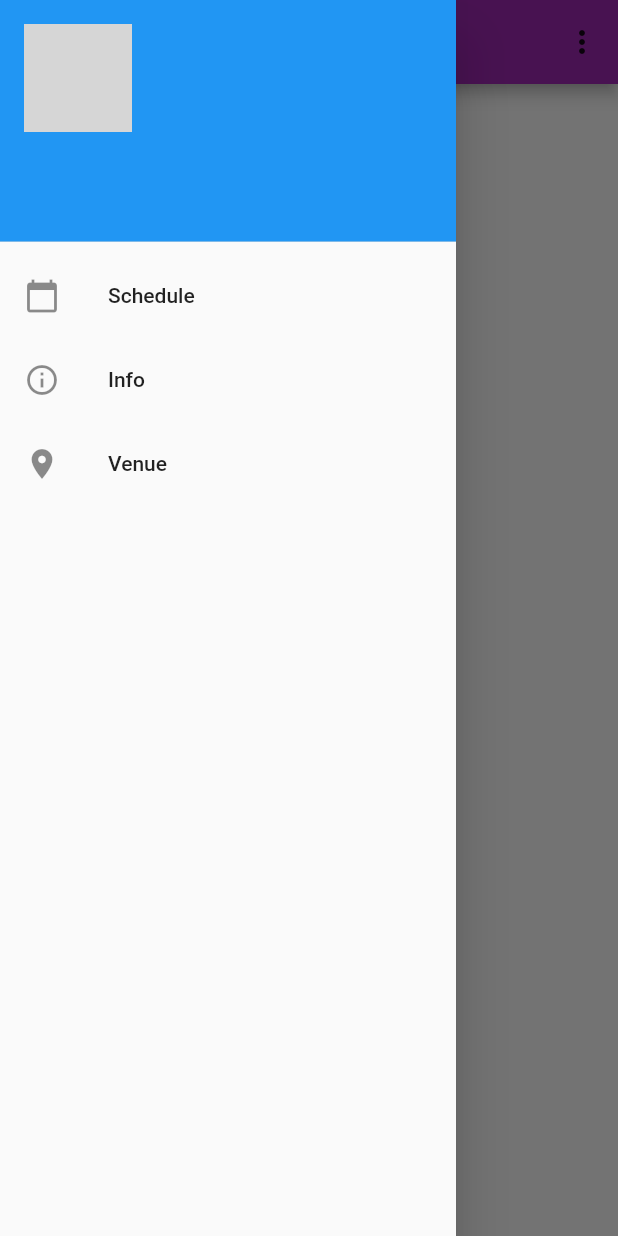
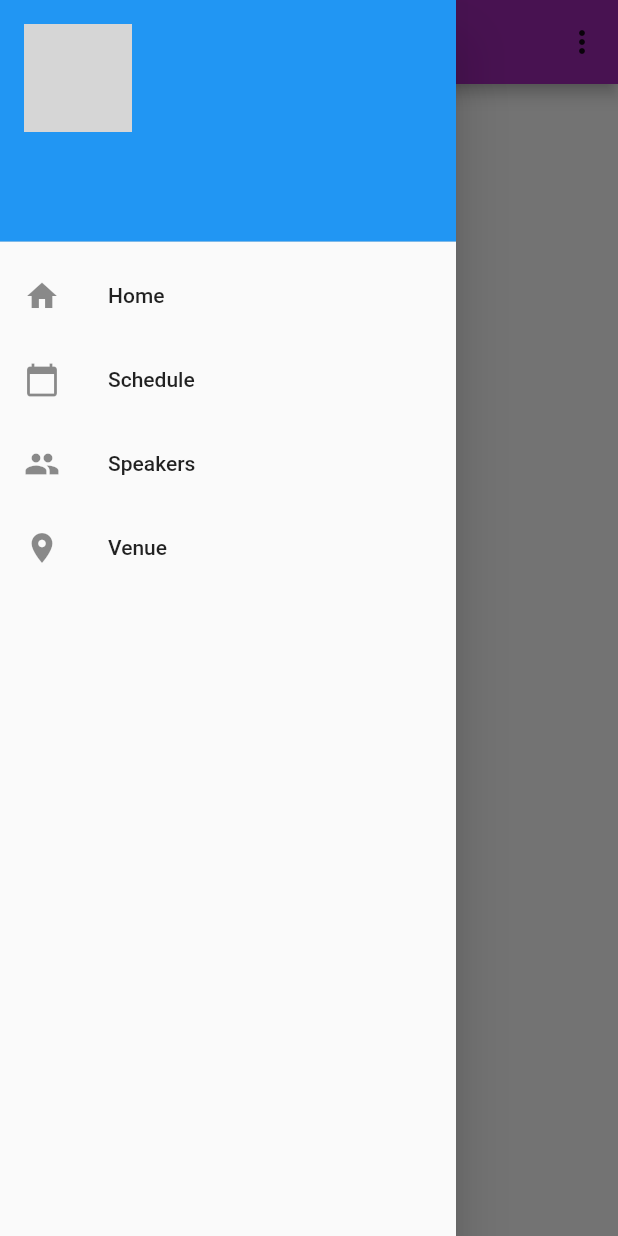
Before and after one commit to droidconKE/droidcon_ke_flutter, a Flutter app: the SpeakersPage screen opened by its route, with the side drawer open, on a phone screen of 412 x 824 dp. Run offline on Flutter 3.47's test engine with Material 2 defaults, Android fonts, the phone set to English and light mode, and no system bars; our stand-ins replace built_collection, built_value, cached_network_image, cloud_firestore, firebase_auth, google_maps_flutter and 3 more; missing offline and left inert: flutter_statusbarcolor; accounts and stored records are empty; generated files the repository leaves out were written again; network calls fail; grey boxes are pictures that could not be loaded.

Commit message:
Make Info page 'Home'

```diff
--- a/lib/main.dart
+++ b/lib/main.dart
@@ -46,10 +46,10 @@ class MaterialAppWidget extends StatelessWidget {
         primaryColorDark: Colors.black,
         brightness: Provider.of<AppTheme>(context).getBrightness(),
       ),
-      home: (user == null) ? WelcomePage() : SchedulePage(),
+      home: (user == null) ? WelcomePage() : InfoPage(),
       initialRoute: "/",
       routes: {
-        '/info': (context) => InfoPage(),
+        '/schedule': (context) => SchedulePage(),
         '/venue': (context) => VenuePage(),
         '/speakers': (context) => SpeakersPage(),
       },
--- a/lib/screens/info_page.dart
+++ b/lib/screens/info_page.dart
@@ -41,7 +41,7 @@ class _InfoPageState extends State<InfoPage> {
     return Scaffold(
       drawer: AppDrawer(),
       appBar: AppBar(
-        title: Text("Info"),
+        title: Text("Home"),
         backgroundColor:
             _isDark ? Colors.transparent : Theme.of(context).primaryColor,
         actions: <Widget>[
@@ -90,7 +90,7 @@ class _InfoPageState extends State<InfoPage> {
               crossAxisCount: 3,
               children: [
                 InkWell(
-                  onTap: () => Navigator.of(context).pushReplacementNamed("/"),
+                  onTap: () => Navigator.of(context).pushReplacementNamed("/schedule"),
                   child: Card(
                     child: Column(
                       crossAxisAlignment: CrossAxisAlignment.center,
@@ -99,6 +99,22 @@ class _InfoPageState extends State<InfoPage> {
                         Icon(Icons.access_time),
                         Text(
                           "Schedule",
+                        ),
+                      ],
+                    ),
+                  ),
+                ),
+                InkWell(
+                  onTap: () =>
+                      Navigator.of(context).pushReplacementNamed("/speakers"),
+                  child: Card(
+                    child: Column(
+                      crossAxisAlignment: CrossAxisAlignment.center,
+                      mainAxisAlignment: MainAxisAlignment.spaceEvenly,
+                      children: <Widget>[
+                        Icon(Icons.people),
+                        Text(
+                          "Speakers",
                         ),
                       ],
                     ),
@@ -120,22 +136,7 @@ class _InfoPageState extends State<InfoPage> {
                     ),
                   ),
                 ),
-                InkWell(
-                  onTap: () =>
-                      Navigator.of(context).pushReplacementNamed("/speakers"),
-                  child: Card(
-                    child: Column(
-                      crossAxisAlignment: CrossAxisAlignment.center,
-                      mainAxisAlignment: MainAxisAlignment.spaceEvenly,
-                      children: <Widget>[
-                        Icon(Icons.people),
-                        Text(
-                          "Speakers",
-                        ),
-                      ],
-                    ),
-                  ),
-                ),
+
               ],
             ),
           ),
--- a/lib/widgets/app_drawer.dart
+++ b/lib/widgets/app_drawer.dart
@@ -17,14 +17,19 @@ class AppDrawer extends StatelessWidget {
             accountEmail: Text("${user?.email}"),
           ),
           ListTile(
-            leading: Icon(Icons.calendar_today),
-            title: Text("Schedule"),
+            leading: Icon(Icons.home),
+            title: Text("Home"),
             onTap: () => Navigator.of(context).pushReplacementNamed("/"),
           ),
           ListTile(
-            leading: Icon(Icons.info_outline),
-            title: Text("Info"),
-            onTap: () => Navigator.of(context).pushReplacementNamed("/info"),
+            leading: Icon(Icons.calendar_today),
+            title: Text("Schedule"),
+            onTap: () => Navigator.of(context).pushReplacementNamed("/schedule"),
+          ),
+          ListTile(
+            leading: Icon(Icons.people),
+            title: Text("Speakers"),
+            onTap: () => Navigator.of(context).pushReplacementNamed("/speakers"),
           ),
           ListTile(
             leading: Icon(Icons.location_on),
```
